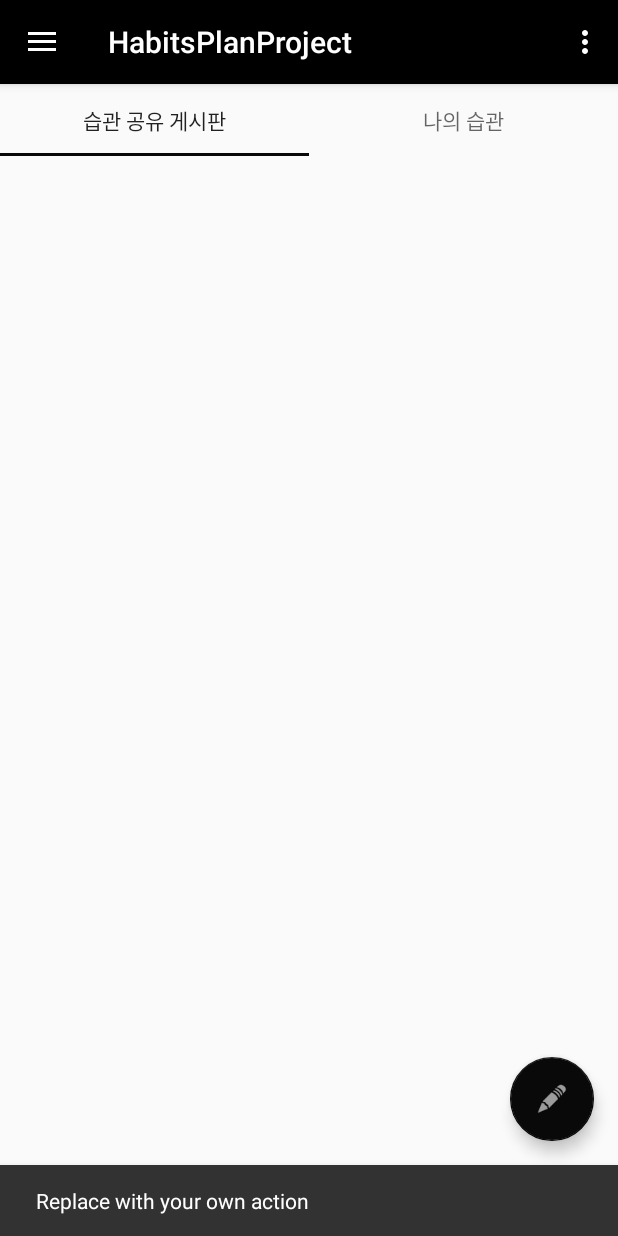
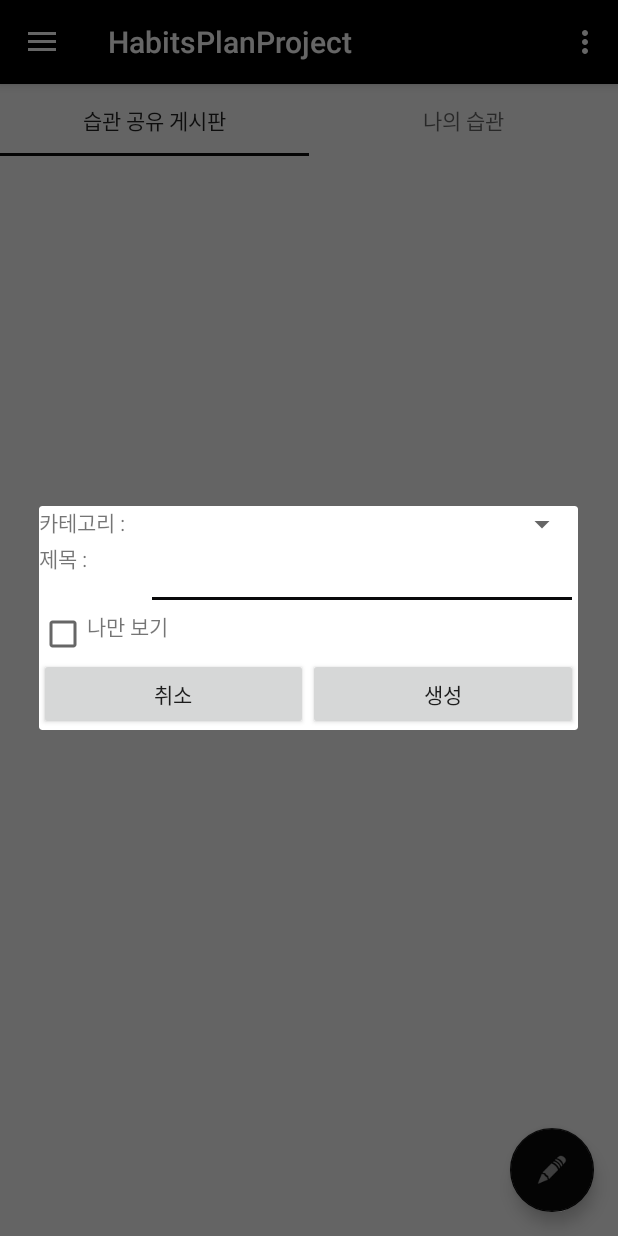
Before and after one commit to sojaehong/HabitsPlanProject, an Android app: the screen it shows after launch (MainActivity), after a tap on an icon or button, on a phone screen of 412 x 824 dp. Run offline under Robolectric (Android 15) with nearby library versions, the phone set to English and light mode, and no system bars; our stand-ins replace Firebase (no records; nobody signed in at launch, a user with empty details on screens opened directly).

Commit message:
HabitList 생성 다이어로그 추가 Firebase 사용 카테고리 불러오기 완료

```diff
--- a/app/src/main/AndroidManifest.xml
+++ b/app/src/main/AndroidManifest.xml
@@ -19,6 +19,7 @@
                 <category android:name="android.intent.category.LAUNCHER" />
             </intent-filter>
         </activity>
+        <activity android:name=".HabitAdd"></activity>
     </application>
 
 </manifest>
--- /dev/null
+++ b/app/src/main/java/com/project/kcci/habitsplanproject/CustomDialog.java
@@ -0,0 +1,54 @@
+package com.project.kcci.habitsplanproject;
+
+import android.app.AlertDialog;
+import android.content.Context;
+import android.view.LayoutInflater;
+import android.view.View;
+import android.widget.AdapterView;
+import android.widget.Button;
+import android.widget.CheckBox;
+import android.widget.EditText;
+import android.widget.Spinner;
+
+import com.project.kcci.habitsplanproject.adapter.CustomSpinnerAdapter;
+import com.project.kcci.habitsplanproject.database.CloudFirestore;
+
+public class CustomDialog {
+    private AlertDialog.Builder builder;
+    private AlertDialog alertDialog;
+
+    public void habitListAddDialog(final Context context, int layout){
+        LayoutInflater inflater = (LayoutInflater) context.getSystemService(Context.LAYOUT_INFLATER_SERVICE);
+
+        View view = inflater.inflate(layout, null);
+
+        Spinner category = view.findViewById(R.id.dialog_category_spinner);
+        EditText title = view.findViewById(R.id.dialog_title_edit_text);
+        CheckBox shareCheck = view.findViewById(R.id.dialog_share_check);
+
+        Button btnCancel = view.findViewById(R.id.btn_cancel);
+        btnCancel.setOnClickListener(new View.OnClickListener() {
+            @Override
+            public void onClick(View view) {
+                alertDialog.dismiss();
+            }
+        });
+        Button btnCreate = view.findViewById(R.id.btn_create);
+        btnCreate.setOnClickListener(new View.OnClickListener() {
+            @Override
+            public void onClick(View view) {
+
+            }
+        });
+
+        category.setAdapter(new CustomSpinnerAdapter(new CloudFirestore().CategoryAllSelect(), context));
+
+        builder = new AlertDialog.Builder(context);
+        builder.setView(view);
+
+        alertDialog = builder.create();
+        alertDialog.show();
+    }
+
+
+}
--- /dev/null
+++ b/app/src/main/java/com/project/kcci/habitsplanproject/HabitAdd.java
@@ -0,0 +1,13 @@
+package com.project.kcci.habitsplanproject;
+
+import android.support.v7.app.AppCompatActivity;
+import android.os.Bundle;
+
+public class HabitAdd extends AppCompatActivity {
+
+    @Override
+    protected void onCreate(Bundle savedInstanceState) {
+        super.onCreate(savedInstanceState);
+        setContentView(R.layout.activity_habit_add);
+    }
+}
--- a/app/src/main/java/com/project/kcci/habitsplanproject/MainActivity.java
+++ b/app/src/main/java/com/project/kcci/habitsplanproject/MainActivity.java
@@ -33,8 +33,9 @@ public class MainActivity extends AppCompatActivity
         fab.setOnClickListener(new View.OnClickListener() {
             @Override
             public void onClick(View view) {
-                Snackbar.make(view, "Replace with your own action", Snackbar.LENGTH_LONG)
-                        .setAction("Action", null).show();
+//                Snackbar.make(view, "Replace with your own action", Snackbar.LENGTH_LONG)
+////                        .setAction("Action", null).show();
+                new CustomDialog().habitListAddDialog(MainActivity.this, R.layout.custom_dialog_habitlist_add);
             }
         });
 
--- /dev/null
+++ b/app/src/main/java/com/project/kcci/habitsplanproject/adapter/CustomSpinnerAdapter.java
@@ -0,0 +1,54 @@
+package com.project.kcci.habitsplanproject.adapter;
+
+import android.content.Context;
+import android.graphics.Color;
+import android.view.LayoutInflater;
+import android.view.View;
+import android.view.ViewGroup;
+import android.widget.BaseAdapter;
+import android.widget.TextView;
+
+import com.project.kcci.habitsplanproject.R;
+import com.project.kcci.habitsplanproject.vo.CategoryVO;
+
+import java.util.ArrayList;
+
+public class CustomSpinnerAdapter extends BaseAdapter{
+    private ArrayList<CategoryVO> list;
+    private LayoutInflater inflater;
+    private Context context;
+
+    public CustomSpinnerAdapter(ArrayList<CategoryVO> list, Context context) {
+        this.list = list;
+        this.context = context;
+        inflater = (LayoutInflater) context.getSystemService(Context.LAYOUT_INFLATER_SERVICE);
+    }
+
+    @Override
+    public int getCount() {
+        return list.size();
+    }
+
+    @Override
+    public View getView(int position, View view, ViewGroup viewGroup) {
+        if(view == null)
+            view = inflater.inflate(R.layout.category_spinner_item, null);
+
+        TextView category = view.findViewById(R.id.text_category);
+        category.setText(list.get(position).getCategory());
+        category.setTextColor(Color.BLACK);
+
+        return view;
+    }
+
+    @Override
+    public Object getItem(int i) {
+        return null;
+    }
+
+    @Override
+    public long getItemId(int i) {
+        return 0;
+    }
+
+}
--- a/app/src/main/java/com/project/kcci/habitsplanproject/database/CloudFirestore.java
+++ b/app/src/main/java/com/project/kcci/habitsplanproject/database/CloudFirestore.java
@@ -1,13 +1,54 @@
 package com.project.kcci.habitsplanproject.database;
 
+import android.support.annotation.NonNull;
+import android.util.Log;
+
+import com.google.android.gms.tasks.OnCompleteListener;
+import com.google.android.gms.tasks.Task;
 import com.google.firebase.firestore.FirebaseFirestore;
+import com.google.firebase.firestore.QueryDocumentSnapshot;
+import com.google.firebase.firestore.QuerySnapshot;
+import com.project.kcci.habitsplanproject.vo.CategoryVO;
+
+import java.util.ArrayList;
+
+import static android.support.constraint.Constraints.TAG;
 
 public class CloudFirestore {
-    FirebaseFirestore db = FirebaseFirestore.getInstance();
+    private FirebaseFirestore db = FirebaseFirestore.getInstance();
+    private ArrayList<CategoryVO> categoryList;
 
-    //습관리스트 추가 (이름 바꿔야함)
-    public void habitListInsert(){
+    /***
+     * 습관리스트 추가 (이름 바꿔야함)
+     */
+    public void habitListInsert() {
+
 
     }
 
+    /***
+     *  카테고리 전부 검색하기.
+     * @return categoryList
+     */
+    public ArrayList<CategoryVO> CategoryAllSelect() {
+        categoryList = new ArrayList();
+
+        db.collection("Category").get().addOnCompleteListener(new OnCompleteListener<QuerySnapshot>() {
+            @Override
+            public void onComplete(@NonNull Task<QuerySnapshot> task) {
+                if (task.isSuccessful()) {
+                    for (QueryDocumentSnapshot document : task.getResult()) {
+                        CategoryVO categoryVO = new CategoryVO();
+                        categoryVO.setCategory(document.getString("Category"));
+                        categoryList.add(categoryVO);
+                    }
+                } else {
+                    Log.d(TAG, "Error getting documents: ", task.getException());
+                }
+            }
+        });
+
+        return categoryList;
+    }
+
 }
--- a/app/src/main/java/com/project/kcci/habitsplanproject/vo/CategoryVO.java
+++ b/app/src/main/java/com/project/kcci/habitsplanproject/vo/CategoryVO.java
@@ -1,16 +1,7 @@
 package com.project.kcci.habitsplanproject.vo;
 
 public class CategoryVO {
-    private int categoryId;
     private String category;
-
-    public int getCategoryId() {
-        return categoryId;
-    }
-
-    public void setCategoryId(int categoryId) {
-        this.categoryId = categoryId;
-    }
 
     public String getCategory() {
         return category;
--- /dev/null
+++ b/app/src/main/res/layout/activity_habit_add.xml
@@ -0,0 +1,6 @@
+<?xml version="1.0" encoding="utf-8"?>
+<android.support.constraint.ConstraintLayout xmlns:android="http://schemas.android.com/apk/res/android"
+    android:layout_width="match_parent"
+    android:layout_height="match_parent">
+
+</android.support.constraint.ConstraintLayout>
--- /dev/null
+++ b/app/src/main/res/layout/category_spinner_item.xml
@@ -0,0 +1,10 @@
+<?xml version="1.0" encoding="utf-8"?>
+<LinearLayout xmlns:android="http://schemas.android.com/apk/res/android"
+    android:layout_width="match_parent"
+    android:layout_height="match_parent">
+    <TextView
+        android:id="@+id/text_category"
+        android:layout_width="match_parent"
+        android:layout_height="30dp"
+        />
+</LinearLayout>
--- /dev/null
+++ b/app/src/main/res/layout/custom_dialog_habitlist_add.xml
@@ -0,0 +1,81 @@
+<?xml version="1.0" encoding="utf-8"?>
+<LinearLayout xmlns:android="http://schemas.android.com/apk/res/android"
+    android:layout_width="match_parent"
+    android:layout_height="match_parent"
+    android:orientation="vertical">
+
+    <LinearLayout
+        android:layout_width="match_parent"
+        android:layout_height="0dp"
+        android:layout_weight="1"
+        >
+
+        <TextView
+            android:layout_width="0dp"
+            android:layout_height="match_parent"
+            android:layout_weight="1.5"
+            android:text="카테고리 : " />
+
+        <Spinner
+            android:id="@+id/dialog_category_spinner"
+            android:layout_width="0dp"
+            android:layout_height="match_parent"
+            android:layout_weight="6"
+            android:textAlignment="center">
+        </Spinner>
+    </LinearLayout>
+
+    <LinearLayout
+        android:layout_width="match_parent"
+        android:layout_height="0dp"
+        android:layout_weight="1">
+        <TextView
+            android:layout_width="0dp"
+            android:layout_height="match_parent"
+            android:layout_weight="1.5"
+            android:text="제목 : "/>
+
+        <EditText
+            android:id="@+id/dialog_title_edit_text"
+            android:layout_width="0dp"
+            android:layout_height="match_parent"
+            android:layout_weight="6" />
+
+    </LinearLayout>
+
+    <LinearLayout
+        android:layout_width="match_parent"
+        android:layout_height="0dp"
+        android:layout_weight="1">
+        <CheckBox
+            android:id="@+id/dialog_share_check"
+            android:layout_width="wrap_content"
+            android:layout_height="match_parent" />
+        <TextView
+            android:layout_width="wrap_content"
+            android:layout_height="match_parent"
+            android:text="나만 보기"/>
+
+    </LinearLayout>
+    <LinearLayout
+        android:layout_width="match_parent"
+        android:layout_height="0dp"
+        android:layout_weight="1">
+        <Button
+            android:id="@+id/btn_cancel"
+            android:layout_width="0dp"
+            android:layout_height="match_parent"
+            android:layout_weight="1"
+            android:text="취소"
+            />
+        <Button
+            android:id="@+id/btn_create"
+            android:layout_width="0dp"
+            android:layout_height="match_parent"
+            android:layout_weight="1"
+            android:text="생성"
+            />
+    </LinearLayout>
+
+
+</LinearLayout>
```
